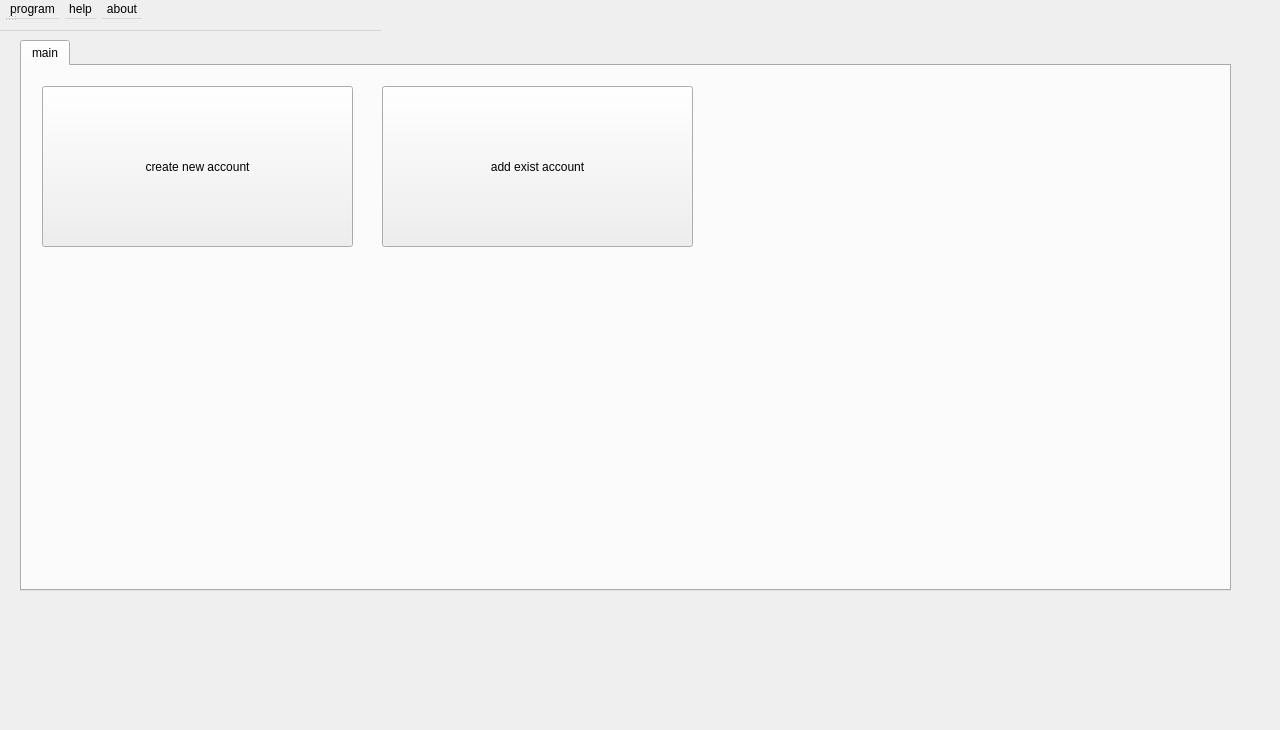
Old version of the form trunk/src/mainwindow1.ui in the repository BackupTheBerlios/mycash-svn.
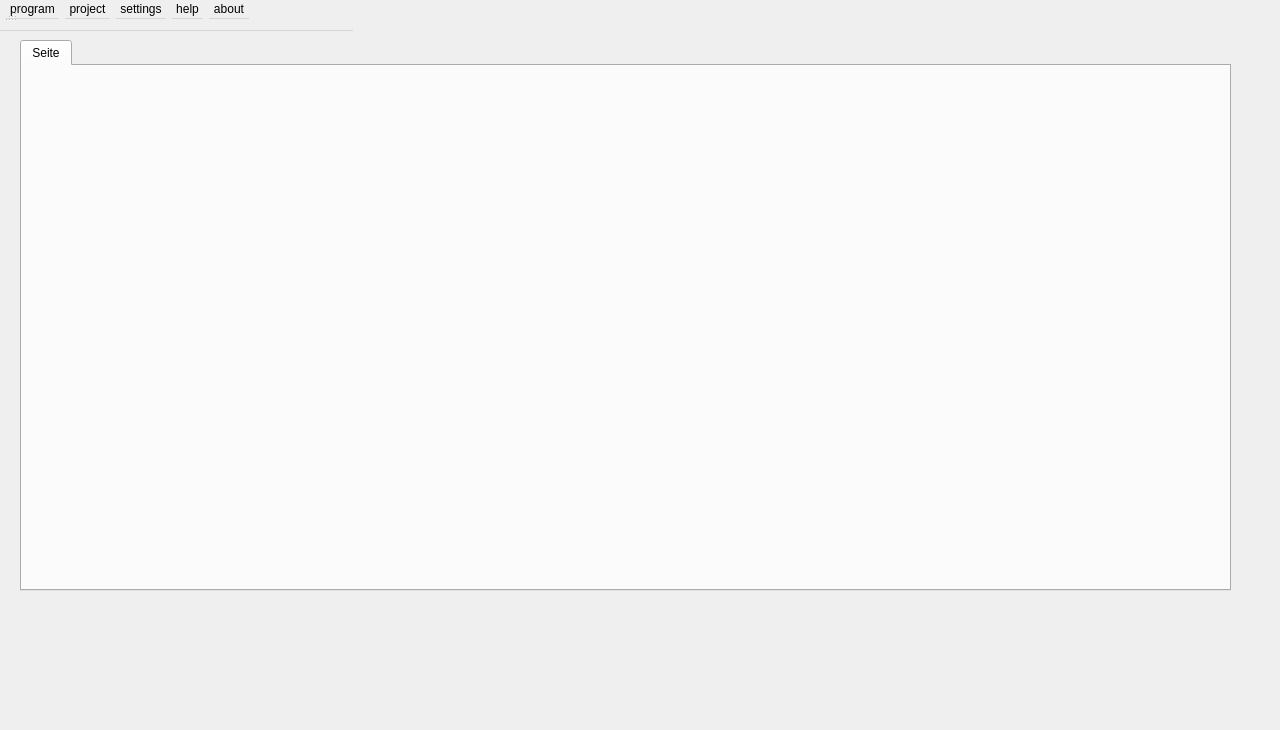
New version of the form.

```diff
--- a/trunk/src/mainwindow1.ui
+++ b/trunk/src/mainwindow1.ui
@@ -29,37 +29,8 @@
    </property>
    <widget class="QWidget" name="tabMain" >
     <attribute name="title" >
-     <string>main</string>
+     <string>Seite</string>
     </attribute>
-    <widget class="QPushButton" name="buttonNeuKonto" >
-     <property name="geometry" >
-      <rect>
-       <x>20</x>
-       <y>20</y>
-       <width>311</width>
-       <height>161</height>
-      </rect>
-     </property>
-     <property name="text" >
-      <string>create new account</string>
-     </property>
-    </widget>
-    <widget class="QPushButton" name="buttonAddKonto" >
-     <property name="geometry" >
-      <rect>
-       <x>360</x>
-       <y>20</y>
-       <width>311</width>
-       <height>161</height>
-      </rect>
-     </property>
-     <property name="text" >
-      <string>add exist account</string>
-     </property>
-     <property name="flat" >
-      <bool>false</bool>
-     </property>
-    </widget>
    </widget>
   </widget>
   <widget class="QMenuBar" name="menubar" >
@@ -67,7 +38,7 @@
     <rect>
      <x>0</x>
      <y>0</y>
-     <width>381</width>
+     <width>353</width>
      <height>31</height>
     </rect>
    </property>
@@ -81,7 +52,7 @@
     <addaction name="actionSaveAs" />
     <addaction name="actionBeenden" />
    </widget>
-   <widget class="QMenu" name="menuHilfe" >
+   <widget class="QMenu" name="menuHelp" >
     <property name="title" >
      <string>help</string>
     </property>
@@ -93,8 +64,22 @@
     <addaction name="actionMyCash" />
     <addaction name="actionQt" />
    </widget>
+   <widget class="QMenu" name="menuProject" >
+    <property name="title" >
+     <string>project</string>
+    </property>
+    <addaction name="actionNewAccount" />
+    <addaction name="actionAddAccount" />
+   </widget>
+   <widget class="QMenu" name="menuSettings" >
+    <property name="title" >
+     <string>settings</string>
+    </property>
+   </widget>
    <addaction name="menuProgramm" />
-   <addaction name="menuHilfe" />
+   <addaction name="menuProject" />
+   <addaction name="menuSettings" />
+   <addaction name="menuHelp" />
    <addaction name="menu_ber" />
   </widget>
   <widget class="QStatusBar" name="statusbar" >
```
Left out of the diff: 32 changed lines with no effect on the pictures.
